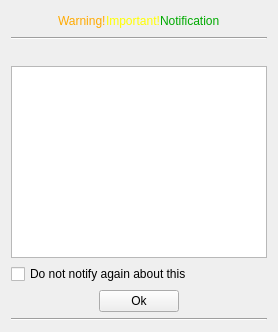
Qt form client/src/ui/widgets/popup_widget.ui (networkoptix/nx_open) before a commit.
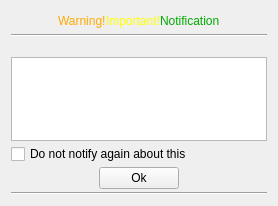
The same form after that commit. Custom widgets are drawn as their Qt base class.

Commit message:
E&A: auto-resize popups
<==== Mercurial data ====>
Branch: master

Patch:
```diff
--- a/client/src/ui/widgets/popup_widget.ui
+++ b/client/src/ui/widgets/popup_widget.ui
@@ -7,16 +7,22 @@
     <x>0</x>
     <y>0</y>
     <width>247</width>
-    <height>228</height>
+    <height>216</height>
    </rect>
   </property>
-  <property name="windowTitle">
-   <string/>
+  <property name="sizePolicy">
+   <sizepolicy hsizetype="Preferred" vsizetype="Fixed">
+    <horstretch>0</horstretch>
+    <verstretch>0</verstretch>
+   </sizepolicy>
   </property>
   <property name="autoFillBackground">
    <bool>true</bool>
   </property>
   <layout class="QVBoxLayout" name="verticalLayout">
+   <property name="spacing">
+    <number>3</number>
+   </property>
    <property name="sizeConstraint">
     <enum>QLayout::SetFixedSize</enum>
    </property>
@@ -109,11 +115,17 @@
    <item>
     <widget class="QnTreeView" name="eventsTreeView">
      <property name="sizePolicy">
-      <sizepolicy hsizetype="Preferred" vsizetype="Expanding">
+      <sizepolicy hsizetype="Preferred" vsizetype="Fixed">
        <horstretch>0</horstretch>
        <verstretch>0</verstretch>
       </sizepolicy>
      </property>
+     <property name="maximumSize">
+      <size>
+       <width>16777215</width>
+       <height>84</height>
+      </size>
+     </property>
      <property name="editTriggers">
       <set>QAbstractItemView::NoEditTriggers</set>
      </property>
```
The commit also changes 6 other files.
